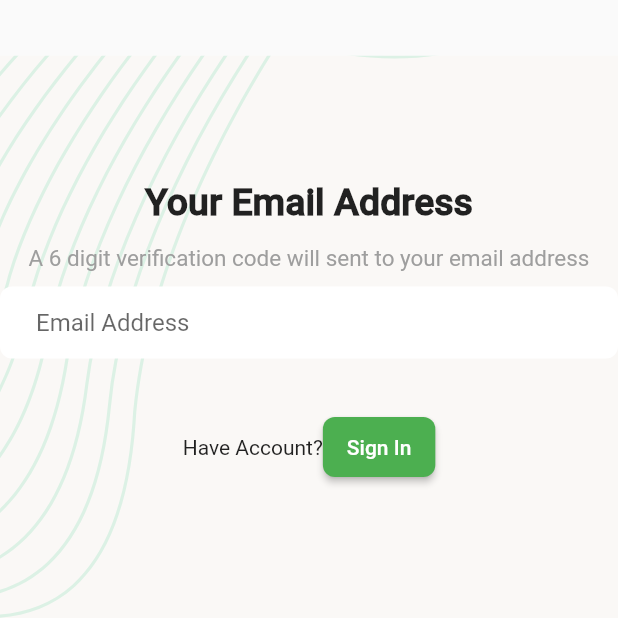
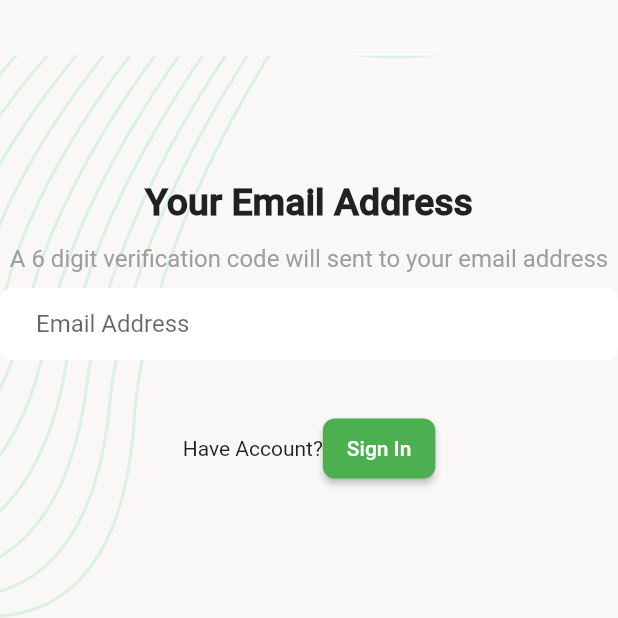
Before and after one commit to SaifulN2020/task_manager, a Flutter app: the EmailVerificationScreen screen opened directly, on a phone screen of 412 x 824 dp, the top half of it. Run offline on Flutter 3.47's test engine with Material 2 defaults, Android fonts, the phone set to English and light mode, and no system bars; our stand-ins replace flutter_svg.

Commit message:
email verify

```diff
--- a/lib/presentation/screen/email_verification_screen.dart
+++ b/lib/presentation/screen/email_verification_screen.dart
@@ -1,4 +1,3 @@
-import 'package:flutter/cupertino.dart';
 import 'package:flutter/material.dart';
 import 'package:task_manager/presentation/widget/background_setup.dart';
 
@@ -17,32 +16,37 @@ class _EmailVerificationScreenState extends State<EmailVerificationScreen> {
       body: BackgroundSetup(
         child: Column(
           children: [
-            SizedBox(
+            const SizedBox(
               height: 120,
             ),
             Text(
               "Your Email Address",
               style: Theme.of(context).textTheme.titleLarge,
             ),
-            SizedBox(
+            const SizedBox(
               height: 14,
             ),
-            Text(
+            const Text(
               "A 6 digit verification code will sent to your email address",
-              style: TextStyle(fontSize: 15, color: Colors.grey),
+              style: TextStyle(fontSize: 16, color: Colors.grey),
             ),
-            SizedBox(height: 10,),
+            const SizedBox(
+              height: 10,
+            ),
             TextFormField(
                 decoration: InputDecoration(hintText: "Email Address")),
-            SizedBox(height: 35,),
+            const SizedBox(
+              height: 35,
+            ),
             Row(
               mainAxisAlignment: MainAxisAlignment.center,
               children: [
-                Text("Have Account?"),
-                ElevatedButton(onPressed: (){
-                  Navigator.pop(context);
-                }, child: Text("Sign In"))
-
+                const Text("Have Account?"),
+                ElevatedButton(
+                    onPressed: () {
+                      Navigator.pop(context);
+                    },
+                    child: const Text("Sign In"))
               ],
             )
           ],
```
